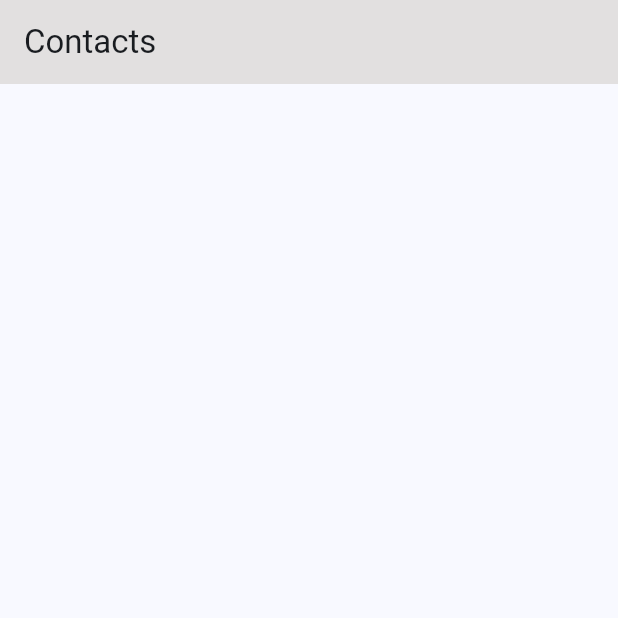
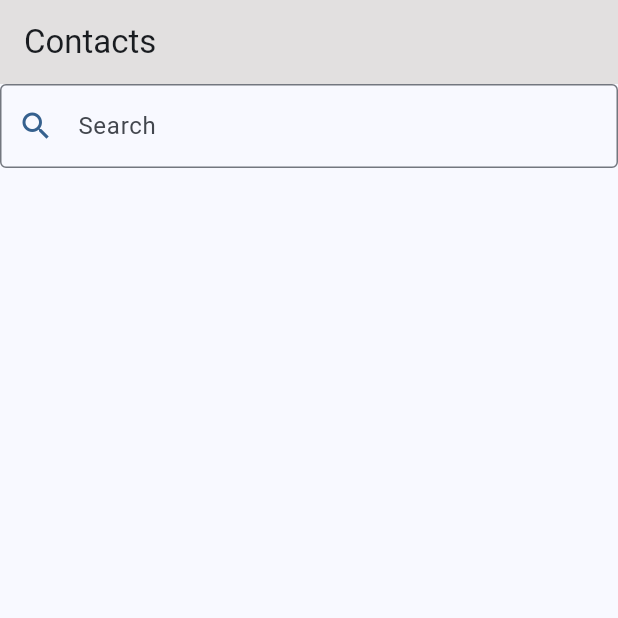
Before and after one commit to agonajredini/contacts_app, a Flutter app: the screen it shows after launch, on a phone screen of 412 x 824 dp, the top half of it. Run offline on Flutter 3.47's test engine with Material 3 defaults, Android fonts, the phone set to English and light mode, and no system bars; our stand-ins replace contacts_service.

Commit message:
Improved search bar (still not functional)

```diff
--- a/lib/main.dart
+++ b/lib/main.dart
@@ -58,11 +58,17 @@ class MyHomePage extends StatefulWidget {
 class _MyHomePageState extends State<MyHomePage> {
 
   List<Contact> contacts = [];
+  List<Contact> contactsSearch = [];
+
+  TextEditingController searchCon = TextEditingController();
 
   @override void initState() {
     // TODO: implement initState
     super.initState();
     getAllContacts();
+    searchCon.addListener(() {
+      searchContacts();
+    });
   }
 
   getAllContacts() async {
@@ -70,6 +76,14 @@ class _MyHomePageState extends State<MyHomePage> {
     setState(() {
       contacts = _contacts;
     });
+  }
+
+  searchContacts(){
+    List _contacts = [];
+    _contacts.addAll(contacts);
+    if(searchCon.text.isNotEmpty){
+
+    }
   }
 
   @override
@@ -95,7 +109,25 @@ class _MyHomePageState extends State<MyHomePage> {
         // in the middle of the parent.
         child: Column(
           children: <Widget>[
-            ListView.builder(
+            Container(
+              child: TextField(
+                controller: searchCon,
+                decoration: InputDecoration(
+                  hintText: 'Search',
+                  border: OutlineInputBorder(
+                    borderSide: BorderSide(
+                      color: Theme.of(context).primaryColor
+                    )
+                  ),
+                  prefixIcon: Icon(
+                    Icons.search,
+                    color: Theme.of(context).primaryColor,
+                  )
+                ),
+              ),
+            ),
+
+            Expanded(child: ListView.builder(
               shrinkWrap: true,
               itemCount: contacts.length,
               itemBuilder: (context, index){
@@ -113,7 +145,7 @@ class _MyHomePageState extends State<MyHomePage> {
                   CircleAvatar(child: Text(contact.initials()),),
                 );
               }
-            )
+            ))
           ],
         ),
       ),
```
